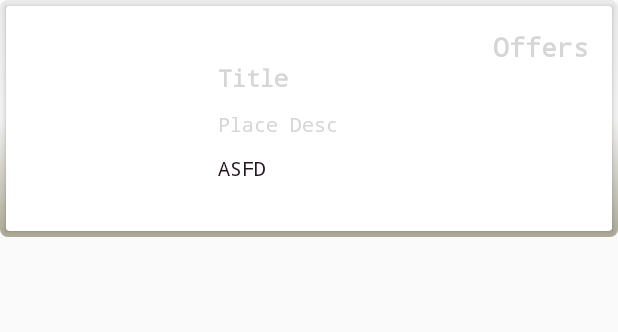
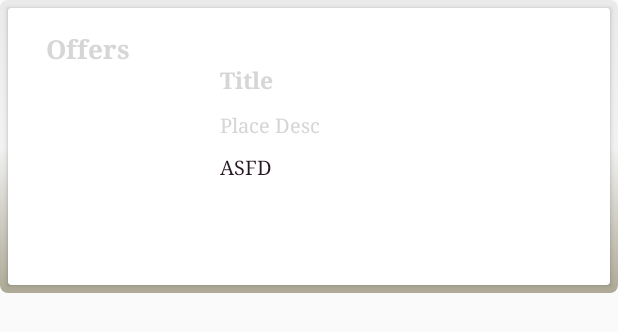
Before and after one commit to AkashDhanwani/eDroid, an Android app: the layout offer_file.xml on its own in the app's theme, with its tools: preview values and no code run, on a phone screen of 412 x 824 dp. Shown: the top 332 px of the screen. Run offline under Robolectric (Android 15) with nearby library versions, the phone set to English and light mode, and no system bars.

```diff
--- a/app/build.gradle
+++ b/app/build.gradle
@@ -44,6 +44,7 @@ dependencies {
     compile 'com.github.dmytrodanylyk.android-process-button:library:1.0.4'
     compile group: 'commons-codec', name: 'commons-codec', version: '1.3'
     compile 'com.github.arimorty:floatingsearchview:2.1.1'
+    compile 'com.github.Q42:AndroidScrollingImageView:1.3.2'
 }
 
 
--- a/app/src/main/AndroidManifest.xml
+++ b/app/src/main/AndroidManifest.xml
@@ -7,7 +7,7 @@
 
     <application
         android:allowBackup="true"
-        android:icon="@drawable/newlogo"
+        android:icon="@drawable/icon"
         android:label="@string/app_name"
         android:roundIcon="@mipmap/ic_launcher_round"
         android:supportsRtl="true"
--- a/app/src/main/res/layout/offer_file.xml
+++ b/app/src/main/res/layout/offer_file.xml
@@ -1,19 +1,18 @@
 <?xml version="1.0" encoding="utf-8"?>
-<LinearLayout
-    xmlns:android="http://schemas.android.com/apk/res/android"
-    android:orientation="vertical"
+<LinearLayout xmlns:android="http://schemas.android.com/apk/res/android"
     android:layout_width="match_parent"
+    android:layout_height="wrap_content"
     android:background="@drawable/offer_bg"
-    android:layout_height="wrap_content">
+    android:orientation="vertical">
 
 
     <android.support.v7.widget.CardView
-        android:elevation="@dimen/activity_vertical_margin"
         android:id="@+id/offerCard"
         android:layout_width="match_parent"
         android:layout_height="wrap_content"
-        android:layout_margin="4dp"
+        android:layout_margin="5dp"
         android:background="@drawable/border_file"
+        android:elevation="@dimen/activity_vertical_margin"
         android:padding="5dp">
 
         <RelativeLayout
@@ -21,43 +20,45 @@
             android:layout_width="match_parent"
             android:layout_height="wrap_content"
             android:padding="10dp">
+
             <TextView
+                android:id="@+id/offertvv"
+                android:layout_width="match_parent"
+                android:layout_height="wrap_content"
+                android:fontFamily="serif"
+                android:gravity="left"
+                android:layout_marginLeft="10dp"
                 android:padding="5dp"
+                android:text="@string/offer"
+
                 android:textColor="@color/red_error"
-                android:gravity="right"
-                android:text="@string/offer"
-                android:id="@+id/offertvv"
                 android:textSize="17sp"
-                android:textStyle="bold"
+                android:textStyle="bold" />
 
-                android:fontFamily="monospace"
-                android:layout_width="match_parent"
-                android:layout_height="wrap_content" />
             <ImageView
                 android:id="@+id/FkImg"
                 android:layout_width="100dp"
                 android:layout_height="130dp"
                 android:layout_alignParentStart="true"
-                android:layout_alignParentTop="true"
+                android:layout_below="@+id/offertvv"
                 android:layout_marginLeft="10dp"
-                android:layout_below="@+id/offertvv"
                 android:background="@android:color/background_light" />
 
             <TextView
 
-                android:padding="5dp"
                 android:id="@+id/FkTitle"
                 android:layout_width="wrap_content"
                 android:layout_height="wrap_content"
                 android:layout_alignParentTop="true"
                 android:layout_alignStart="@+id/FkDesc"
+                android:layout_below="@+id/offertvv"
                 android:layout_marginTop="22dp"
-                android:fontFamily="monospace"
+                android:fontFamily="serif"
+                android:padding="5dp"
                 android:paddingLeft="1dp"
                 android:text="Title"
+                android:textColor="@color/black"
                 android:textSize="15sp"
-                android:layout_below="@+id/offertvv"
-                android:textColor="@color/black"
                 android:textStyle="bold" />
 
             <TextView
@@ -67,7 +68,7 @@
                 android:layout_below="@+id/FkTitle"
                 android:layout_marginLeft="16dp"
                 android:layout_toRightOf="@+id/FkImg"
-                android:fontFamily="monospace"
+                android:fontFamily="serif"
                 android:padding="5dp"
                 android:text="Place Desc"
                 android:textColor="@color/black"
@@ -80,7 +81,7 @@
                 android:layout_alignBottom="@+id/FkImg"
                 android:layout_alignStart="@+id/FkDesc"
                 android:layout_below="@+id/FkDesc"
-                android:fontFamily="monospace"
+                android:fontFamily="serif"
                 android:padding="5dp"
                 android:text="ASFD"
                 android:textColor="@color/offercolor"
--- a/build.gradle
+++ b/build.gradle
@@ -20,6 +20,7 @@ allprojects {
     repositories {
         google()
         jcenter()
+        maven { url "https://jitpack.io" }
     }
 }
 
```
Also changed, not shown: app/src/main/java/com/fc/project/edroid/MainActivity.java (+34 -34 lines), app/src/main/res/layout/content_main.xml (+37 -8 lines), app/src/main/res/layout/dod_file.xml (+21 -19 lines).
